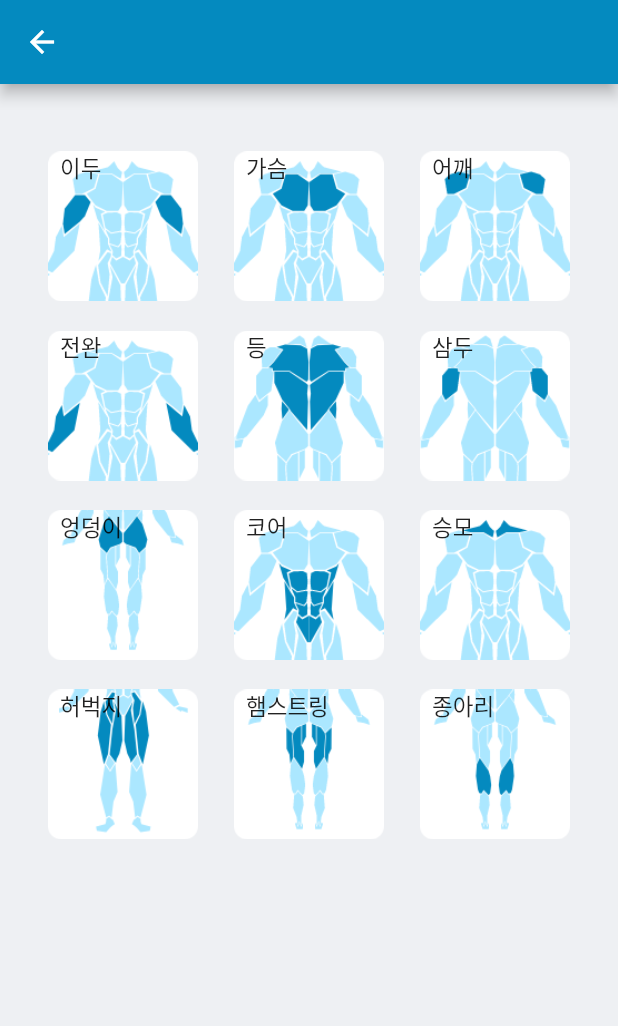
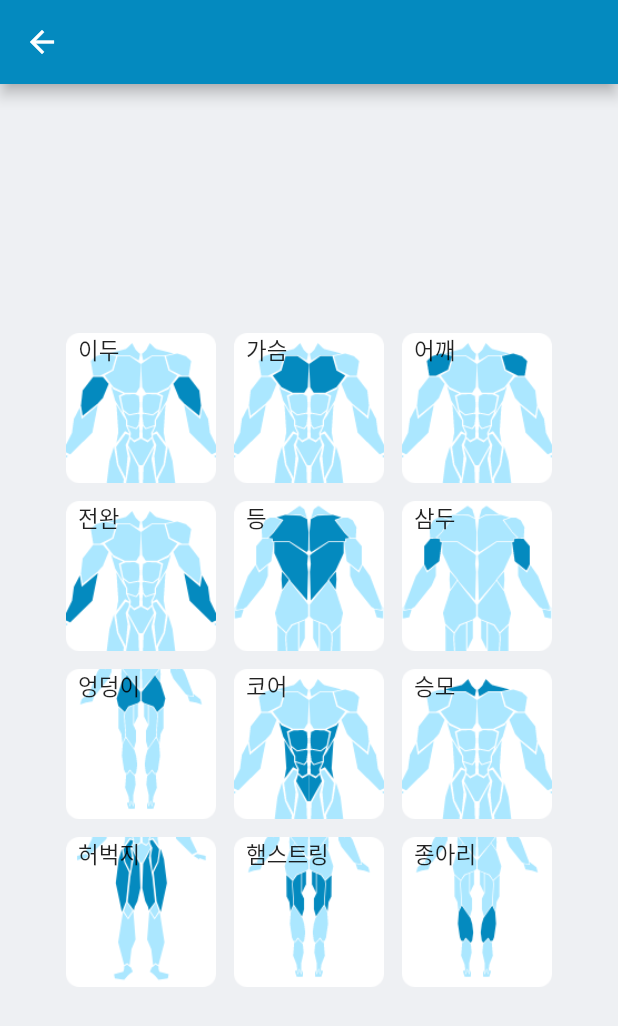
Before and after one commit to ckrb63/-i-am-exercising, a Flutter app: the PlanningScreen screen opened by its route, on a phone screen of 412 x 824 dp. Shown: the top 1026 px of the screen. Run offline on Flutter 3.47's test engine with Material 2 defaults, Android fonts, the phone set to English and light mode, and no system bars.

Commit message:
design update

```diff
--- a/lib/main_screen.dart
+++ b/lib/main_screen.dart
@@ -12,7 +12,7 @@ class MainScreen extends StatelessWidget {
       backgroundColor: Color(0xffEEF0F3),
       body: Column(
         children: [
-          FlatButton(
+          RaisedButton(
             padding: EdgeInsets.zero,
             onPressed: null,
             child: Container(
--- a/lib/planning_screen.dart
+++ b/lib/planning_screen.dart
@@ -5,6 +5,7 @@ class PlanningScreen extends StatelessWidget {
 
   Widget returnButton(String image, String name) {
     return Container(
+        margin: EdgeInsets.all(6),
         width: 100,
         child: Stack(
           children: [
@@ -36,15 +37,11 @@ class PlanningScreen extends StatelessWidget {
         ),
         backgroundColor: Color(0xffEEF0F3),
         body: Container(
-          padding: EdgeInsets.symmetric(
-            horizontal: 20,
-            vertical: 35,
-          ),
           child: Column(
-            mainAxisAlignment: MainAxisAlignment.spaceAround,
+            mainAxisAlignment: MainAxisAlignment.center,
             children: [
               Row(
-                mainAxisAlignment: MainAxisAlignment.spaceAround,
+                mainAxisAlignment: MainAxisAlignment.center,
                 children: [
                   returnButton('assets/images/body/이두.png', '이두'),
                   returnButton('assets/images/body/가슴.png', '가슴'),
@@ -52,7 +49,7 @@ class PlanningScreen extends StatelessWidget {
                 ],
               ),
               Row(
-                mainAxisAlignment: MainAxisAlignment.spaceAround,
+                mainAxisAlignment: MainAxisAlignment.center,
                 children: [
                   returnButton('assets/images/body/전완.png', '전완'),
                   returnButton('assets/images/body/등.png', '등'),
@@ -60,7 +57,7 @@ class PlanningScreen extends StatelessWidget {
                 ],
               ),
               Row(
-                mainAxisAlignment: MainAxisAlignment.spaceAround,
+                mainAxisAlignment: MainAxisAlignment.center,
                 children: [
                   returnButton('assets/images/body/엉덩이.png', '엉덩이'),
                   returnButton('assets/images/body/코어.png', '코어'),
@@ -68,16 +65,13 @@ class PlanningScreen extends StatelessWidget {
                 ],
               ),
               Row(
-                mainAxisAlignment: MainAxisAlignment.spaceAround,
+                mainAxisAlignment: MainAxisAlignment.center,
                 children: [
                   returnButton('assets/images/body/허벅지.png', '허벅지'),
                   returnButton('assets/images/body/햄스트링.png', '햄스트링'),
                   returnButton('assets/images/body/종아리.png', '종아리'),
                 ],
               ),
-              SizedBox(
-                height: 200,
-              )
             ],
           ),
         ));
```
